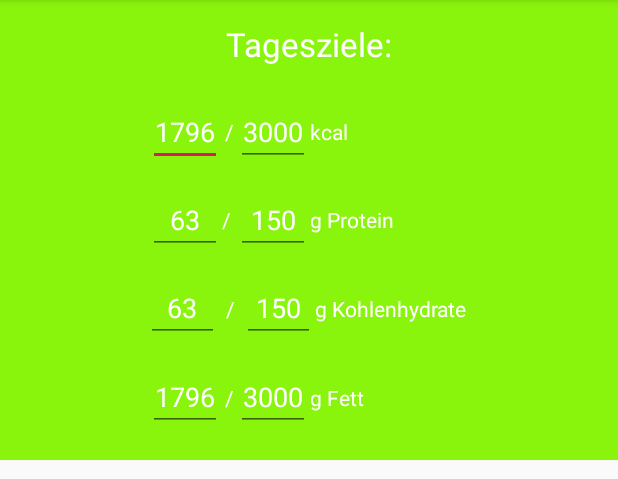
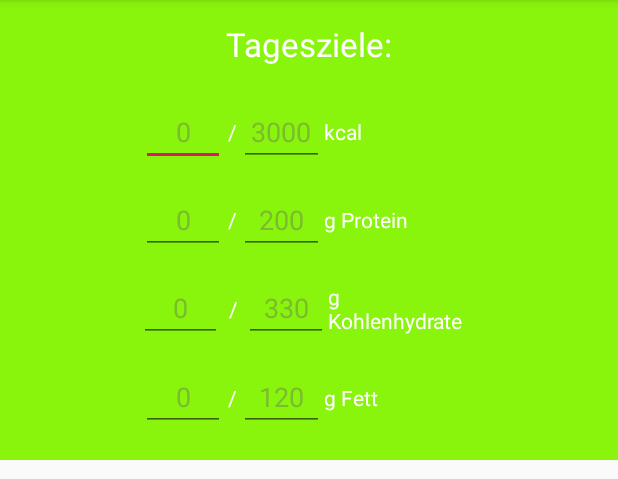
Before and after one commit to JannisUnkrig/Ernaehrungstracker, an Android app: the screen it shows after launch (MainActivity), on a phone screen of 412 x 824 dp, the part 84-563 px from its top. Run offline under Robolectric (Android 15) with nearby library versions, the phone set to English and light mode, and no system bars.

Commit message:
more upper design

```diff
--- a/app/src/main/res/layout/activity_main.xml
+++ b/app/src/main/res/layout/activity_main.xml
@@ -37,6 +37,7 @@
                 android:textSize="22sp" />
 
             <LinearLayout
+                android:id="@+id/kcalTrackerLayout"
                 android:layout_width="match_parent"
                 android:layout_height="0dp"
                 android:layout_weight="1"
@@ -49,18 +50,20 @@
                     android:layout_weight="1" />
 
                 <EditText
-                    android:id="@+id/editText"
+                    android:id="@+id/curKcal"
                     android:layout_width="0dp"
                     android:layout_height="wrap_content"
-                    android:layout_weight="0.5"
+                    android:layout_weight="0.6"
                     android:ems="10"
-                    android:inputType="number"
-                    android:text="1796"
+                    android:hint="0"
+                    android:inputType="numberDecimal"
                     android:textAlignment="center"
-                    android:textColor="#FFFFFF" />
+                    android:textColor="#FFFFFF"
+                    android:textColorHighlight="#FFFFFF"
+                    android:textColorHint="#66646464" />
 
                 <TextView
-                    android:id="@+id/textView2"
+                    android:id="@+id/slash1"
                     android:layout_width="0dp"
                     android:layout_height="wrap_content"
                     android:layout_weight="0.1"
@@ -69,22 +72,25 @@
                     android:textColor="#FFFFFF" />
 
                 <EditText
-                    android:id="@+id/editText2"
+                    android:id="@+id/goalKcal"
                     android:layout_width="0dp"
                     android:layout_height="wrap_content"
-                    android:layout_weight="0.5"
+                    android:layout_weight="0.6"
                     android:ems="10"
-                    android:inputType="number"
-                    android:text="3000"
+                    android:hint="3000"
+                    android:inputType="numberDecimal"
                     android:textAlignment="center"
-                    android:textColor="#FFFFFF" />
+                    android:textColor="#FFFFFF"
+                    android:textColorHighlight="#FFFFFF"
+                    android:textColorHint="#66646464" />
 
                 <TextView
-                    android:id="@+id/textView5"
+                    android:id="@+id/kcalTrackerText"
                     android:layout_width="0dp"
                     android:layout_height="wrap_content"
                     android:layout_weight="1.07"
                     android:text="kcal"
+                    android:textAlignment="viewStart"
                     android:textColor="#FFFFFF" />
 
                 <Space
@@ -95,6 +101,7 @@
             </LinearLayout>
 
             <LinearLayout
+                android:id="@+id/proteinTrackerLayout"
                 android:layout_width="match_parent"
                 android:layout_height="0dp"
                 android:layout_weight="1"
@@ -107,15 +114,17 @@
                     android:layout_weight="1" />
 
                 <EditText
-                    android:id="@+id/editText3"
+                    android:id="@+id/curProtein"
                     android:layout_width="0dp"
                     android:layout_height="wrap_content"
-                    android:layout_weight="0.5"
+                    android:layout_weight="0.6"
                     android:ems="10"
-                    android:inputType="number"
-                    android:text="63"
+                    android:hint="0"
+                    android:inputType="numberDecimal"
                     android:textAlignment="center"
-                    android:textColor="#FFFFFF" />
+                    android:textColor="#FFFFFF"
+                    android:textColorHighlight="#FFFFFF"
+                    android:textColorHint="#66646464" />
 
                 <TextView
                     android:id="@+id/slash2"
@@ -123,25 +132,29 @@
                     android:layout_height="wrap_content"
                     android:layout_weight="0.1"
                     android:text="/"
+                    android:textAlignment="center"
                     android:textColor="#FFFFFF" />
 
                 <EditText
-                    android:id="@+id/editText4"
+                    android:id="@+id/goalProtein"
                     android:layout_width="0dp"
                     android:layout_height="wrap_content"
-                    android:layout_weight="0.5"
+                    android:layout_weight="0.6"
                     android:ems="10"
-                    android:inputType="number"
-                    android:text="150"
+                    android:hint="200"
+                    android:inputType="numberDecimal"
                     android:textAlignment="center"
-                    android:textColor="#FFFFFF" />
+                    android:textColor="#FFFFFF"
+                    android:textColorHighlight="#FFFFFF"
+                    android:textColorHint="#66646464" />
 
                 <TextView
-                    android:id="@+id/textView7"
+                    android:id="@+id/proteinTrackerText"
                     android:layout_width="0dp"
                     android:layout_height="wrap_content"
                     android:layout_weight="1.07"
                     android:text="g Protein"
+                    android:textAlignment="viewStart"
                     android:textColor="#FFFFFF" />
 
                 <Space
@@ -152,6 +165,72 @@
             </LinearLayout>
 
             <LinearLayout
+                android:id="@+id/kohlenhydrateTrackerLayout"
+                android:layout_width="match_parent"
+                android:layout_height="0dp"
+                android:layout_weight="1"
+                android:gravity="center"
+                android:orientation="horizontal"
+                android:visibility="visible">
+
+                <Space
+                    android:layout_width="0dp"
+                    android:layout_height="wrap_content"
+                    android:layout_weight="1" />
+
+                <EditText
+                    android:id="@+id/curKohlenhydrate"
+                    android:layout_width="0dp"
+                    android:layout_height="wrap_content"
+                    android:layout_weight="0.6"
+                    android:ems="10"
+                    android:hint="0"
+                    android:inputType="numberDecimal"
+                    android:textAlignment="center"
+                    android:textColor="#FFFFFF"
+                    android:textColorHighlight="#FFFFFF"
+                    android:textColorHint="#66646464" />
+
+                <TextView
+                    android:id="@+id/slash3"
+                    android:layout_width="wrap_content"
+                    android:layout_height="wrap_content"
+                    android:layout_weight="0.1"
+                    android:text="/"
+                    android:textAlignment="center"
+                    android:textColor="#FFFFFF" />
+
+                <EditText
+                    android:id="@+id/goalKohlenhydrate"
+                    android:layout_width="0dp"
+                    android:layout_height="wrap_content"
+                    android:layout_weight="0.6"
+                    android:ems="10"
+                    android:hint="330"
+                    android:inputType="numberDecimal"
+                    android:textAlignment="center"
+                    android:textColor="#FFFFFF"
+                    android:textColorHighlight="#FFFFFF"
+                    android:textColorHint="#66646464" />
+
+                <TextView
+                    android:id="@+id/kohlenhydrateTrackerText"
+                    android:layout_width="0dp"
+                    android:layout_height="wrap_content"
+                    android:layout_weight="1.07"
+                    android:text="g Kohlenhydrate"
+                    android:textAlignment="viewStart"
+                    android:textColor="#FFFFFF" />
+
+                <Space
+                    android:layout_width="0dp"
+                    android:layout_height="wrap_content"
+                    android:layout_weight="1" />
+
+            </LinearLayout>
+
+            <LinearLayout
+                android:id="@+id/fettTrackerLayout"
                 android:layout_width="match_parent"
                 android:layout_height="0dp"
                 android:layout_weight="1"
@@ -164,73 +243,17 @@
                     android:layout_weight="1" />
 
                 <EditText
-                    android:id="@+id/editText3"
+                    android:id="@+id/curFett"
                     android:layout_width="0dp"
                     android:layout_height="wrap_content"
-                    android:layout_weight="0.5"
+                    android:layout_weight="0.6"
                     android:ems="10"
-                    android:inputType="number"
-                    android:text="63"
+                    android:hint="0"
+                    android:inputType="numberDecimal"
                     android:textAlignment="center"
-                    android:textColor="#FFFFFF" />
-
-                <TextView
-                    android:id="@+id/slash3"
-                    android:layout_width="wrap_content"
-                    android:layout_height="wrap_content"
-                    android:layout_weight="0.1"
-                    android:text="/"
-                    android:textAlignment="center"
-                    android:textColor="#FFFFFF" />
-
-                <EditText
-                    android:id="@+id/editText4"
-                    android:layout_width="0dp"
-                    android:layout_height="wrap_content"
-                    android:layout_weight="0.5"
-                    android:ems="10"
-                    android:inputType="number"
-                    android:text="150"
-                    android:textAlignment="center"
-                    android:textColor="#FFFFFF" />
-
-                <TextView
-                    android:id="@+id/textView7"
-                    android:layout_width="0dp"
-                    android:layout_height="wrap_content"
-                    android:layout_weight="1.07"
-                    android:text="g Kohlenhydrate"
-                    android:textColor="#FFFFFF" />
-
-                <Space
-                    android:layout_width="0dp"
-                    android:layout_height="wrap_content"
-                    android:layout_weight="1" />
-
-            </LinearLayout>
-
-            <LinearLayout
-                android:layout_width="match_parent"
-                android:layout_height="0dp"
-                android:layout_weight="1"
-                android:gravity="center"
-                android:orientation="horizontal">
-
-                <Space
-                    android:layout_width="0dp"
-                    android:layout_height="wrap_content"
-                    android:layout_weight="1" />
-
-                <EditText
-                    android:id="@+id/editText"
-                    android:layout_width="0dp"
-                    android:layout_height="wrap_content"
-                    android:layout_weight="0.5"
-                    android:ems="10"
-                    android:inputType="number"
-                    android:text="1796"
-                    android:textAlignment="center"
-                    android:textColor="#FFFFFF" />
+                    android:textColor="#FFFFFF"
+                    android:textColorHighlight="#FFFFFF"
+                    android:textColorHint="#66646464" />
 
                 <TextView
                     android:id="@+id/slash4"
@@ -242,22 +265,25 @@
                     android:textColor="#FFFFFF" />
 
                 <EditText
-                    android:id="@+id/editText2"
+                    android:id="@+id/goalFett"
                     android:layout_width="0dp"
                     android:layout_height="wrap_content"
-                    android:layout_weight="0.5"
+                    android:layout_weight="0.6"
                     android:ems="10"
-                    android:inputType="number"
-                    android:text="3000"
+                    android:hint="120"
+                    android:inputType="numberDecimal"
                     android:textAlignment="center"
-                    android:textColor="#FFFFFF" />
+                    android:textColor="#FFFFFF"
+                    android:textColorHighlight="#FFFFFF"
+                    android:textColorHint="#66646464" />
 
                 <TextView
-                    android:id="@+id/textView5"
+                    android:id="@+id/fettTrackerText"
                     android:layout_width="0dp"
                     android:layout_height="wrap_content"
                     android:layout_weight="1.07"
                     android:text="g Fett"
+                    android:textAlignment="viewStart"
                     android:textColor="#FFFFFF" />
 
                 <Space
```
